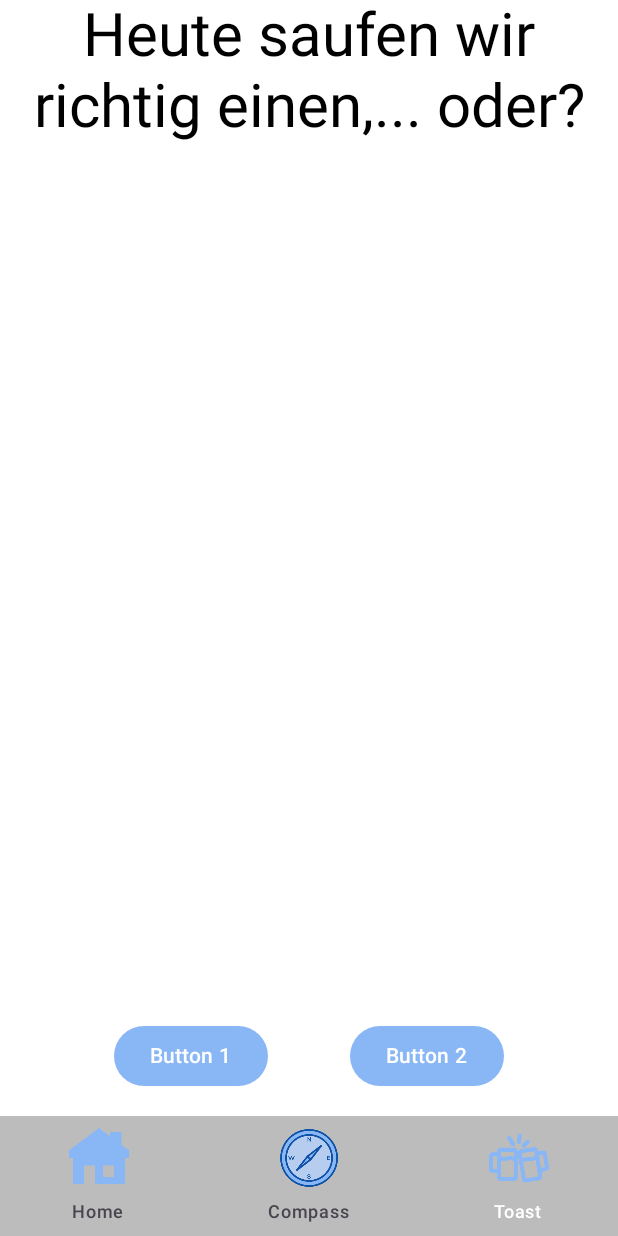
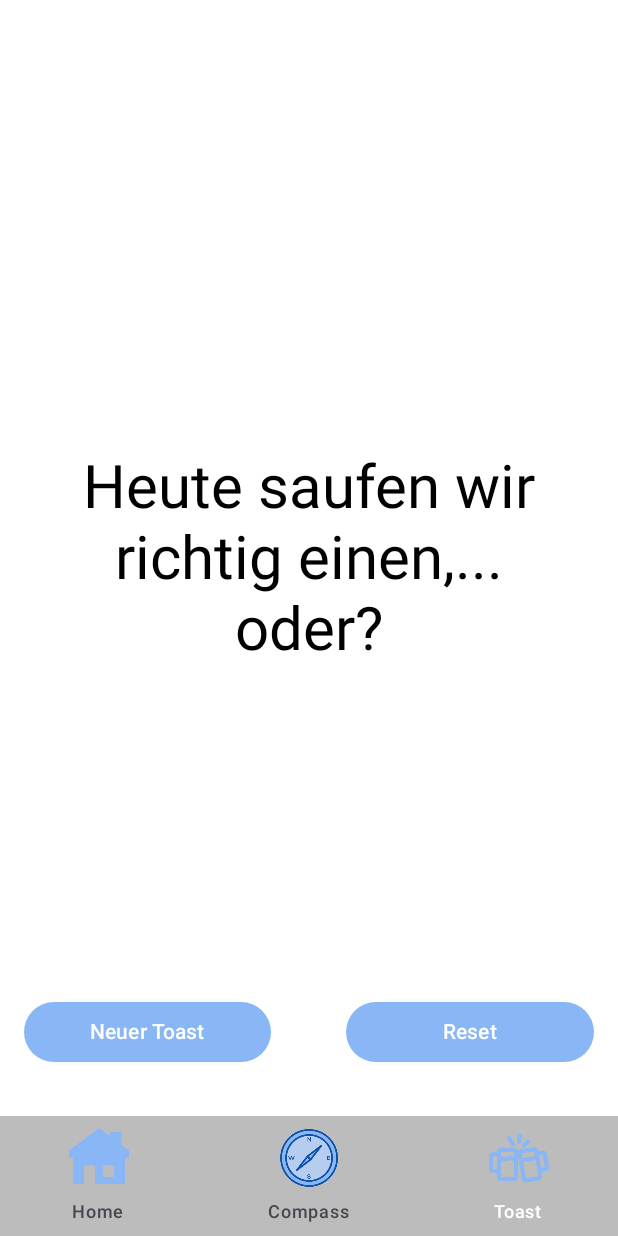
Before and after one commit to Trueffel-Hub/Trueffel-App, an Android app built with Jetpack Compose: the ToastScreen screen opened through its navigation route, on a phone screen of 412 x 824 dp. Run offline under Robolectric (Android 15) with nearby library versions, the light colour scheme and no system bars.

Commit message:
Add toasts to txt file

```diff
--- a/app/src/main/java/com/example/trueffel_app/ui/screens/ToastScreen.kt
+++ b/app/src/main/java/com/example/trueffel_app/ui/screens/ToastScreen.kt
@@ -1,87 +1,117 @@
 package com.example.trueffel_app.ui.screens
 
-import android.content.Context
-import android.widget.Toast
-import androidx.compose.foundation.Image
 import androidx.compose.foundation.background
-import androidx.compose.foundation.layout.*
-import androidx.compose.foundation.lazy.LazyColumn
+import androidx.compose.foundation.layout.Arrangement
+import androidx.compose.foundation.layout.Box
+import androidx.compose.foundation.layout.Column
+import androidx.compose.foundation.layout.Row
+import androidx.compose.foundation.layout.Spacer
+import androidx.compose.foundation.layout.fillMaxSize
+import androidx.compose.foundation.layout.fillMaxWidth
+import androidx.compose.foundation.layout.height
+import androidx.compose.foundation.layout.padding
+import androidx.compose.foundation.layout.width
 import androidx.compose.material3.Button
 import androidx.compose.material3.ButtonDefaults
 import androidx.compose.material3.Text
 import androidx.compose.runtime.Composable
 import androidx.compose.runtime.getValue
-import androidx.compose.runtime.mutableStateListOf
 import androidx.compose.runtime.mutableStateOf
 import androidx.compose.runtime.remember
 import androidx.compose.runtime.setValue
 import androidx.compose.ui.Alignment
 import androidx.compose.ui.Modifier
 import androidx.compose.ui.graphics.Color
-import androidx.compose.ui.platform.LocalContext
-import androidx.compose.ui.res.painterResource
 import androidx.compose.ui.text.style.TextAlign
 import androidx.compose.ui.unit.dp
 import androidx.compose.ui.unit.sp
-import androidx.lifecycle.ViewModel
-import androidx.lifecycle.ViewModelProvider
-import androidx.lifecycle.viewmodel.compose.viewModel
-import com.example.trueffel_app.R
 import com.example.trueffel_app.repository.ToastViewModel
-
+import androidx.compose.material3.AlertDialog
+import androidx.compose.material3.TextButton
+import androidx.compose.runtime.*
 
 @Composable
-fun ToastScreen(model: ToastViewModel
-
-) {
+fun ToastScreen(model: ToastViewModel) {
     var displayedText by remember { mutableStateOf(model.currentToast) }
+    var showDialog by remember { mutableStateOf(false) }
 
     Column(
-        modifier = Modifier.fillMaxSize().background(Color.White).padding(horizontal = 6.dp),
+        modifier = Modifier
+            .fillMaxSize()
+            .background(Color.White)
+            .padding(horizontal = 16.dp),
         horizontalAlignment = Alignment.CenterHorizontally,
         verticalArrangement = Arrangement.Center
     ) {
-        Box(modifier = Modifier.fillMaxWidth().padding(horizontal = 6.dp), contentAlignment = Alignment.Center) {
+        Box(
+            modifier = Modifier
+                .fillMaxWidth()
+                .padding(horizontal = 16.dp),
+            contentAlignment = Alignment.Center
+        ) {
             Text(
                 text = displayedText,
                 color = Color.Black,
-                modifier = Modifier.
-                fillMaxWidth(),
+                modifier = Modifier.fillMaxWidth(),
                 textAlign = TextAlign.Center,
-                maxLines = Int.MAX_VALUE,
-                softWrap = true,
                 fontSize = 40.sp
             )
         }
+    }
 
-        Column(
-            modifier = Modifier.fillMaxSize(),
-            horizontalAlignment = Alignment.CenterHorizontally,
-            verticalArrangement = Arrangement.Bottom
+    Box(
+        modifier = Modifier
+            .fillMaxSize()
+            .padding(bottom = 32.dp),
+        contentAlignment = Alignment.BottomCenter
     ) {
         Row(
-                modifier = Modifier.fillMaxWidth().padding(16.dp),
+            modifier = Modifier
+                .fillMaxWidth()
+                .padding(horizontal = 16.dp),
             horizontalArrangement = Arrangement.SpaceEvenly
         ) {
             Button(
                 onClick = {
                     model.currentToast = model.getRandomToast().toString()
                     displayedText = model.currentToast
-
-
                 },
+                modifier = Modifier.weight(1f),
                 colors = ButtonDefaults.buttonColors(containerColor = Color(0xFF89B7F5))
             ) {
-                    Text("Button 1")
+                Text("Neuer Toast")
             }
 
+            Spacer(modifier = Modifier.width(50.dp))
+
             Button(
-                    onClick = { },
+                onClick = { showDialog = true },
+                modifier = Modifier.weight(1f),
                 colors = ButtonDefaults.buttonColors(containerColor = Color(0xFF89B7F5))
             ) {
-                    Text("Button 2")
+                Text("Reset")
             }
         }
     }
+    if (showDialog) {
+        AlertDialog(
+            onDismissRequest = { showDialog = false },
+            title = { Text("Bestätigung") },
+            text = { Text("Alle Toasts zurücksetzten?") },
+            dismissButton = {
+                TextButton(onClick = { showDialog = false }) {
+                    Text("Nein")
+                }
+            },
+            confirmButton = {
+                TextButton(onClick = {
+                    model.resetToasts()
+                    displayedText = model.currentToast
+                    showDialog = false
+                }) {
+                    Text("Ja")
                 }
             }
+        )
+    }
+}
```
Also changed, not shown: app/src/main/java/com/example/trueffel_app/ui/viewmodel/ToastViewModel.kt (+12 -2 lines), app/src/main/java/com/example/trueffel_app/utils/toast.txt (added, +33 -0 lines). Lines whose indentation alone changed are shown as unchanged.
